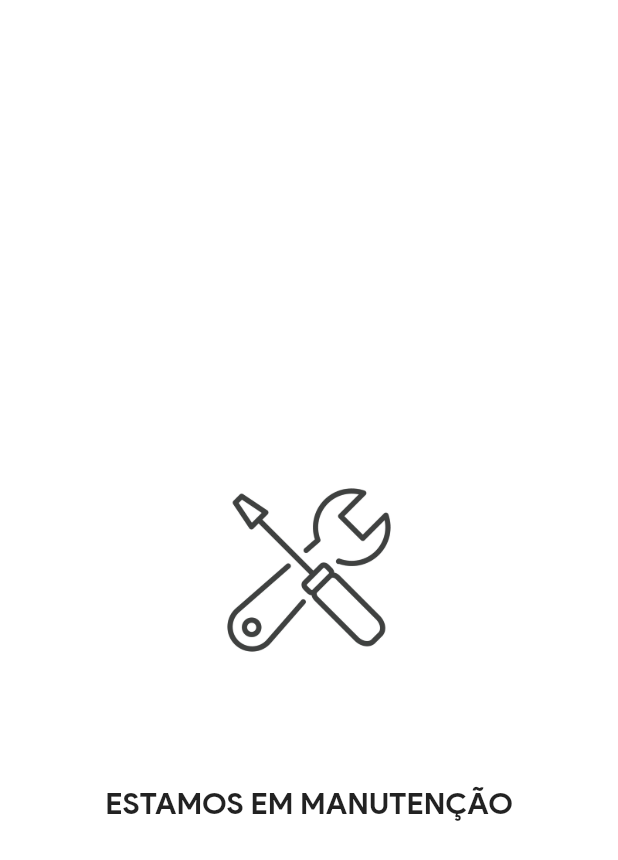
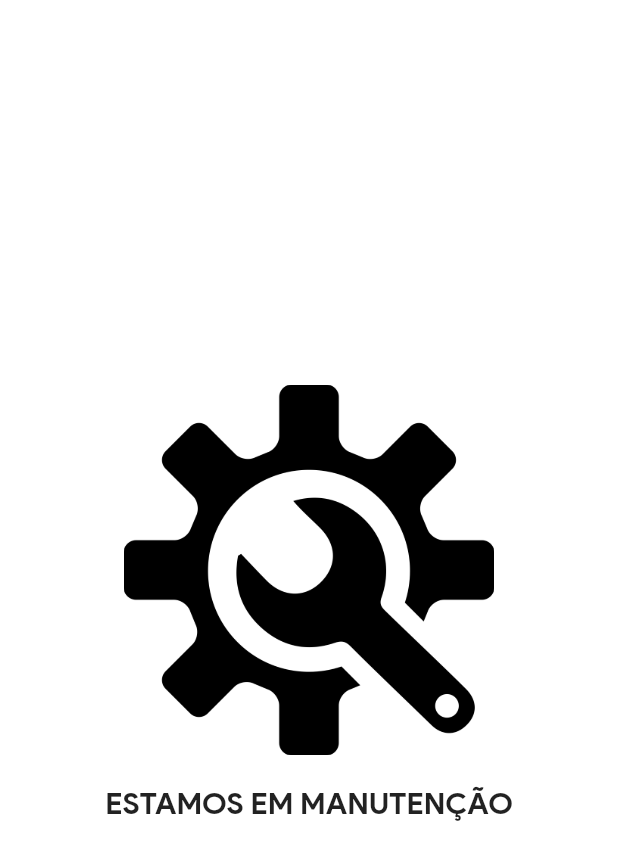
Before and after one commit to joceljunior/assessment_app, a Flutter app: the screen it shows after launch, on a phone screen of 412 x 824 dp. Shown: the top 860 px of the screen. Run offline on Flutter 3.47's test engine with Material 2 defaults, Android fonts, the phone set to English and light mode, and no system bars; drawn by our look-alikes of flutter_animate; our stand-ins replace carousel_slider, dio, flutter_rating_bar, get_it, shared_preferences, step_progress_indicator; network calls fail.

```diff
--- a/lib/core/views/error_page.dart
+++ b/lib/core/views/error_page.dart
@@ -16,7 +16,7 @@ class ErrorPage extends StatelessWidget {
             child: Animate(
               child: Image.asset(
                 height: size.height * 0.3,
-                "assets/error_teste.jpg",
+                "assets/error.png",
               ).animate().shake(duration: Duration(seconds: 3)).shimmer(),
             ),
           ),
```
